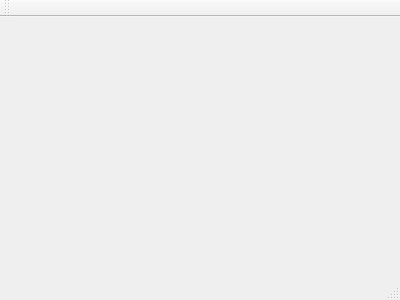
Old version of the form qt/cv2proj/mainwindow.ui in the repository brianzx032/Image-Processing-Tool.
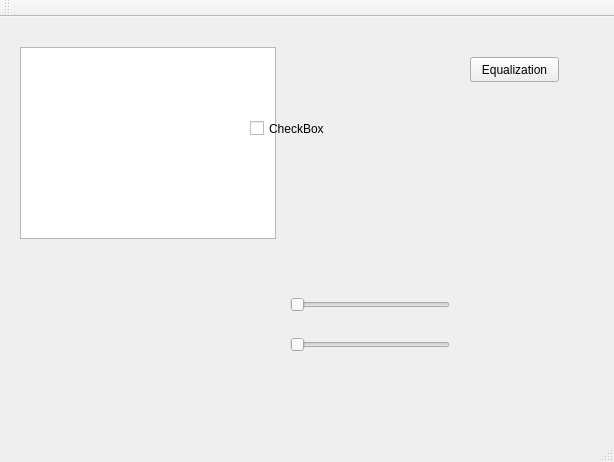
New version of the form.

```diff
--- a/qt/cv2proj/mainwindow.ui
+++ b/qt/cv2proj/mainwindow.ui
@@ -1,24 +1,102 @@
 <ui version="4.0">
  <class>MainWindow</class>
- <widget class="QMainWindow" name="MainWindow" >
-  <property name="geometry" >
+ <widget class="QMainWindow" name="MainWindow">
+  <property name="geometry">
    <rect>
     <x>0</x>
     <y>0</y>
-    <width>400</width>
-    <height>300</height>
+    <width>614</width>
+    <height>462</height>
    </rect>
   </property>
   <property name="windowTitle" >
    <string>MainWindow</string>
   </property>
-  <widget class="QMenuBar" name="menuBar" />
-  <widget class="QToolBar" name="mainToolBar" />
-  <widget class="QWidget" name="centralWidget" />
-  <widget class="QStatusBar" name="statusBar" />
+  <widget class="QWidget" name="centralWidget">
+   <widget class="QGraphicsView" name="orig_img_view">
+    <property name="geometry">
+     <rect>
+      <x>20</x>
+      <y>30</y>
+      <width>256</width>
+      <height>192</height>
+     </rect>
+    </property>
+   </widget>
+   <widget class="QPushButton" name="pushButton">
+    <property name="geometry">
+     <rect>
+      <x>470</x>
+      <y>40</y>
+      <width>89</width>
+      <height>25</height>
+     </rect>
+    </property>
+    <property name="text">
+     <string>Equalization</string>
+    </property>
+   </widget>
+   <widget class="QCheckBox" name="checkBox">
+    <property name="geometry">
+     <rect>
+      <x>250</x>
+      <y>100</y>
+      <width>92</width>
+      <height>23</height>
+     </rect>
+    </property>
+    <property name="text">
+     <string>CheckBox</string>
+    </property>
+   </widget>
+   <widget class="QSlider" name="horizontalSlider">
+    <property name="geometry">
+     <rect>
+      <x>290</x>
+      <y>320</y>
+      <width>160</width>
+      <height>16</height>
+     </rect>
+    </property>
+    <property name="orientation">
+     <enum>Qt::Horizontal</enum>
+    </property>
+   </widget>
+   <widget class="QSlider" name="horizontalSlider_2">
+    <property name="geometry">
+     <rect>
+      <x>290</x>
+      <y>280</y>
+      <width>160</width>
+      <height>16</height>
+     </rect>
+    </property>
+    <property name="orientation">
+     <enum>Qt::Horizontal</enum>
+    </property>
+   </widget>
+  </widget>
+  <widget class="QMenuBar" name="menuBar">
+   <property name="geometry">
+    <rect>
+     <x>0</x>
+     <y>0</y>
+     <width>614</width>
+     <height>22</height>
+    </rect>
+   </property>
+  </widget>
+  <widget class="QToolBar" name="mainToolBar">
+   <attribute name="toolBarArea">
+    <enum>TopToolBarArea</enum>
+   </attribute>
+   <attribute name="toolBarBreak">
+    <bool>false</bool>
+   </attribute>
+  </widget>
+  <widget class="QStatusBar" name="statusBar"/>
  </widget>
- <layoutDefault spacing="6" margin="11" />
- <pixmapfunction></pixmapfunction>
+ <layoutdefault spacing="6" margin="11"/>
  <resources/>
  <connections/>
 </ui>
```
Left out of the diff: 3 changed lines with no effect on the pictures.
